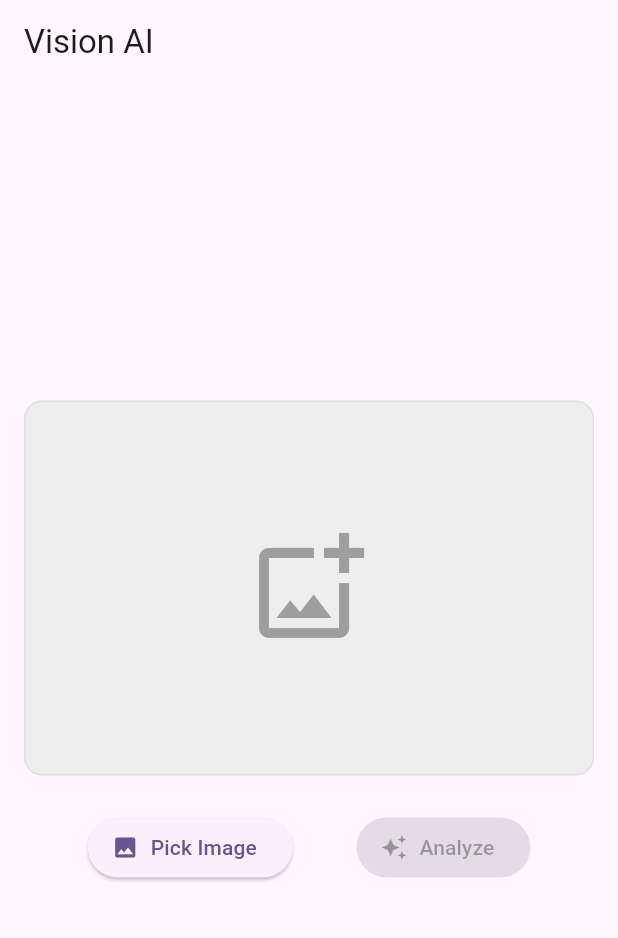
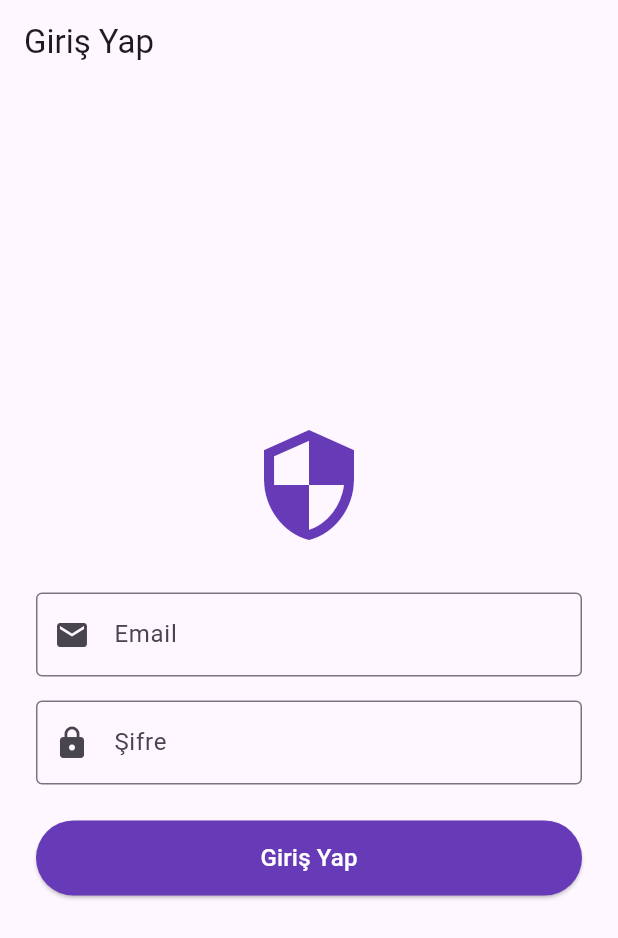
Before and after one commit to gorkem91/myvia, a Flutter app: the screen it shows after launch, on a phone screen of 412 x 824 dp. Shown: the top 938 px of the screen. Run offline on Flutter 3.47's test engine with Material 3 defaults, Android fonts, the phone set to English and light mode, and no system bars; our stand-ins replace firebase_auth, firebase_core, flutter_markdown, flutter_riverpod, google_generative_ai, image_picker; accounts and stored records are empty; generated files the repository leaves out were written again.

Commit message:
Login screen, firebase integration and language fix

```diff
--- /dev/null
+++ b/lib/features/auth/presentation/login_screen.dart
@@ -0,0 +1,107 @@
+import 'package:flutter/material.dart';
+import 'package:flutter_riverpod/flutter_riverpod.dart';
+import 'auth_controller.dart';
+
+class LoginScreen extends ConsumerStatefulWidget {
+  const LoginScreen({super.key});
+
+  @override
+  ConsumerState<LoginScreen> createState() => _LoginScreenState();
+}
+
+class _LoginScreenState extends ConsumerState<LoginScreen> {
+  final emailController = TextEditingController();
+  final passwordController = TextEditingController();
+
+  @override
+  void dispose() {
+    emailController.dispose();
+    passwordController.dispose();
+    super.dispose();
+  }
+
+  @override
+  Widget build(BuildContext context) {
+    final authState = ref.watch(authControllerProvider);
+
+
+    ref.listen(authControllerProvider, (previous, next) {
+      if (next.hasError) {
+        String errorMessage = next.error.toString();
+        if (errorMessage.contains(']')) {
+          errorMessage = errorMessage.split(']').last.trim();
+        }
+
+        ScaffoldMessenger.of(context).showSnackBar(
+          SnackBar(
+            content: Text(
+              "HATA: $errorMessage",
+              style: const TextStyle(color: Colors.white, fontWeight: FontWeight.bold),
+            ),
+            backgroundColor: Colors.red,
+            duration: const Duration(seconds: 4),
+          ),
+        );
+      }
+    });
+    // -------------------------------------
+
+    return Scaffold(
+      appBar: AppBar(title: const Text('Giriş Yap')),
+      body: Center(
+        child: SingleChildScrollView(
+          padding: const EdgeInsets.all(24),
+          child: Column(
+            mainAxisAlignment: MainAxisAlignment.center,
+            children: [
+              const Icon(Icons.security, size: 80, color: Colors.deepPurple),
+              const SizedBox(height: 32),
+              TextField(
+                controller: emailController,
+                decoration: const InputDecoration(
+                  labelText: 'Email',
+                  border: OutlineInputBorder(),
+                  prefixIcon: Icon(Icons.email),
+                ),
+                keyboardType: TextInputType.emailAddress,
+              ),
+              const SizedBox(height: 16),
+              TextField(
+                controller: passwordController,
+                decoration: const InputDecoration(
+                  labelText: 'Şifre',
+                  border: OutlineInputBorder(),
+                  prefixIcon: Icon(Icons.lock),
+                ),
+                obscureText: true,
+              ),
+              const SizedBox(height: 24),
+              SizedBox(
+                width: double.infinity,
+                height: 50,
+                child: ElevatedButton(
+                  onPressed: authState.isLoading
+                      ? null
+                      : () {
+                          // Controller'ı tetikle
+                          ref.read(authControllerProvider.notifier).signIn(
+                                emailController.text.trim(),
+                                passwordController.text.trim(),
+                              );
+                        },
+                  style: ElevatedButton.styleFrom(
+                    backgroundColor: Colors.deepPurple,
+                    foregroundColor: Colors.white,
+                  ),
+                  child: authState.isLoading
+                      ? const CircularProgressIndicator(color: Colors.white)
+                      : const Text('Giriş Yap', style: TextStyle(fontSize: 16)),
+                ),
+              ),
+            ],
+          ),
+        ),
+      ),
+    );
+  }
+}
--- a/lib/features/home/presentation/home_screen.dart
+++ b/lib/features/home/presentation/home_screen.dart
@@ -3,7 +3,10 @@ import 'package:flutter/material.dart';
 import 'package:flutter_riverpod/flutter_riverpod.dart';
 import 'package:flutter_markdown/flutter_markdown.dart';
 import 'package:image_picker/image_picker.dart';
+
+// Klasör yapına göre importları kontrol et
 import 'home_controller.dart';
+import '../../auth/presentation/auth_controller.dart';
 
 class HomeScreen extends ConsumerStatefulWidget {
   const HomeScreen({super.key});
@@ -22,21 +25,35 @@ class _HomeScreenState extends ConsumerState<HomeScreen> {
       setState(() {
         _selectedImage = File(pickedFile.path);
       });
+      // Yeni resim seçince eski analizi temizlemek istersen buraya bir reset metodu ekleyebilirsin
     }
   }
 
   @override
   Widget build(BuildContext context) {
     final aiState = ref.watch(homeControllerProvider);
-    final controller = ref.read(homeControllerProvider.notifier);
+
     return Scaffold(
-      appBar: AppBar(title: const Text('Vision AI')),
+      appBar: AppBar(
+        title: const Text('Vision AI'),
+        actions: [
+          IconButton(
+            icon: const Icon(Icons.logout),
+            tooltip: 'Çıkış Yap',
+            onPressed: () {
+              // Sadece bunu çağırmak yeterli.
+              // AuthGate, çıkış yapıldığını anlayıp otomatik Login ekranına atacak.
+              ref.read(authControllerProvider.notifier).signOut();
+            },
+          ),
+        ],
+      ),
       body: Center(
         child: SingleChildScrollView(
           padding: const EdgeInsets.all(16),
           child: Column(
-            mainAxisAlignment: MainAxisAlignment.center,
             children: [
+              // Resim Alanı
               Container(
                 width: double.infinity,
                 height: 250,
@@ -55,26 +72,40 @@ class _HomeScreenState extends ConsumerState<HomeScreen> {
                       ),
               ),
               const SizedBox(height: 24),
+
+              // Butonlar
               Row(
-                mainAxisAlignment: MainAxisAlignment.spaceEvenly,
                 children: [
-                  ElevatedButton.icon(
+                  Expanded(
+                    child: ElevatedButton.icon(
                       onPressed: pickImage,
                       icon: const Icon(Icons.image),
-                    label: const Text('Pick Image'),
+                      label: const Text('Resim Seç'),
                     ),
-                  ElevatedButton.icon(
+                  ),
+                  const SizedBox(width: 12),
+                  Expanded(
+                    child: ElevatedButton.icon(
                       onPressed: (_selectedImage != null && !aiState.isLoading)
-                        ? () => controller.analyze(_selectedImage!)
+                          ? () {
+                              ref.read(homeControllerProvider.notifier).analyze(_selectedImage!);
+                            }
                           : null,
                       icon: aiState.isLoading
                           ? const SizedBox(width: 20, height: 20, child: CircularProgressIndicator(strokeWidth: 2))
                           : const Icon(Icons.auto_awesome),
-                    label: Text(aiState.isLoading ? 'Analyzing...' : 'Analyze'),
+                      label: Text(aiState.isLoading ? 'Analiz...' : 'Analiz Et'),
+                      style: ElevatedButton.styleFrom(
+                        backgroundColor: Colors.deepPurple,
+                        foregroundColor: Colors.white,
+                      ),
+                    ),
                   ),
                 ],
               ),
               const SizedBox(height: 24),
+
+              // Sonuç Alanı
               if (aiState.hasError)
                 Container(
                   width: double.infinity,
@@ -84,18 +115,21 @@ class _HomeScreenState extends ConsumerState<HomeScreen> {
                     borderRadius: BorderRadius.circular(12),
                     border: Border.all(color: Colors.red.shade100),
                   ),
-                  child: Text('Error: ${aiState.error}', style: const TextStyle(color: Colors.red)),
+                  child: Text('Hata: ${aiState.error}', style: const TextStyle(color: Colors.red)),
                 )
               else if (aiState.isLoading)
                 const CircularProgressIndicator()
-              else if (aiState.value != null && aiState.value!.isNotEmpty)
+              else if (aiState.value != null)
                 Container(
                   width: double.infinity,
                   padding: const EdgeInsets.all(16),
                   decoration: BoxDecoration(
-                    color: Colors.deepPurple.shade50,
+                    color: Colors.white,
                     borderRadius: BorderRadius.circular(12),
                     border: Border.all(color: Colors.deepPurple.shade100),
+                    boxShadow: [
+                       BoxShadow(color: Colors.black.withOpacity(0.05), blurRadius: 10, offset: const Offset(0, 4))
+                    ]
                   ),
                   child: MarkdownBody(data: aiState.value!),
                 ),
--- a/lib/main.dart
+++ b/lib/main.dart
@@ -1,8 +1,16 @@
 import 'package:flutter/material.dart';
 import 'package:flutter_riverpod/flutter_riverpod.dart';
+import 'package:firebase_core/firebase_core.dart';
+import 'firebase_options.dart';
+import 'features/auth/presentation/auth_controller.dart';
+import 'features/auth/presentation/login_screen.dart';
 import 'features/home/presentation/home_screen.dart';
 
-void main() {
+void main() async {
+  WidgetsFlutterBinding.ensureInitialized();
+  await Firebase.initializeApp(
+    options: DefaultFirebaseOptions.currentPlatform,
+  );
   runApp(const ProviderScope(child: MyApp()));
 }
 
@@ -18,7 +26,27 @@ class MyApp extends StatelessWidget {
         useMaterial3: true,
         colorScheme: ColorScheme.fromSeed(seedColor: Colors.deepPurple),
       ),
-      home: const HomeScreen(),
+      home: const AuthGate(),
     );
   }
 }
+
+class AuthGate extends ConsumerWidget {
+  const AuthGate({super.key});
+
+  @override
+  Widget build(BuildContext context, WidgetRef ref) {
+    final authState = ref.watch(authControllerProvider);
+
+    return authState.when(
+      data: (user) {
+        return user != null ? const HomeScreen() : const LoginScreen();
+      },
+      loading: () => const Scaffold(
+        body: Center(child: CircularProgressIndicator()),
+      ),
+
+      error: (e, stack) => const LoginScreen(),
+    );
+  }
+}
--- a/pubspec.yaml
+++ b/pubspec.yaml
@@ -13,6 +13,9 @@ dependencies:
   flutter_markdown: ^0.6.14
   google_generative_ai: ^0.4.4  # Kralların paketi geri geldi
   flutter_riverpod: ^3.0.3
+  firebase_core: ^4.2.1
+  firebase_auth: ^6.1.2
+  state_notifier: ^1.0.0
 
 dev_dependencies:
   flutter_test:
```
Also changed, not shown: lib/features/auth/data/auth_repository.dart (added, +41 -0 lines), lib/features/auth/presentation/auth_controller.dart (added, +56 -0 lines), pubspec.lock, 8 other files. Lines whose indentation alone changed are shown as unchanged.
